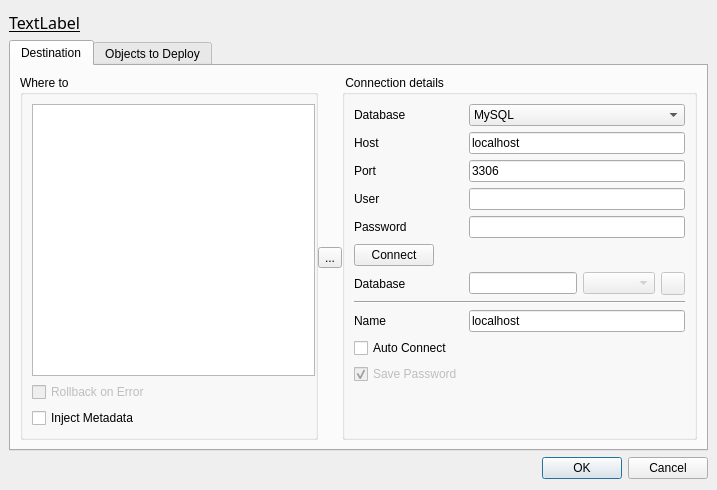
This is InjectSqlDialog.ui in fritzone/ddm as Qt 5 draws it before an edit. The edited form follows.
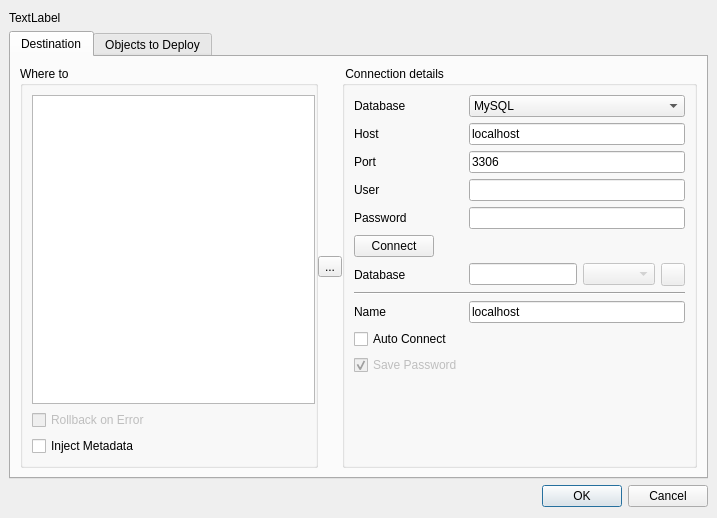
This is the edited form. Icons and pictures are not drawn.

Diff of the .ui file:
```diff
--- a/InjectSqlDialog.ui
+++ b/InjectSqlDialog.ui
@@ -7,7 +7,7 @@
     <x>0</x>
     <y>0</y>
     <width>717</width>
-    <height>490</height>
+    <height>518</height>
    </rect>
   </property>
   <property name="windowTitle">
@@ -25,15 +25,6 @@
    </property>
    <item>
     <widget class="QLabel" name="lblVersionToBeDeployed">
-     <property name="font">
-      <font>
-       <family>Ubuntu Mono</family>
-       <pointsize>12</pointsize>
-       <weight>50</weight>
-       <bold>false</bold>
-       <underline>true</underline>
-      </font>
-     </property>
      <property name="text">
       <string>TextLabel</string>
      </property>
```
Left out of the diff: 74 changed lines with no effect on the pictures.
